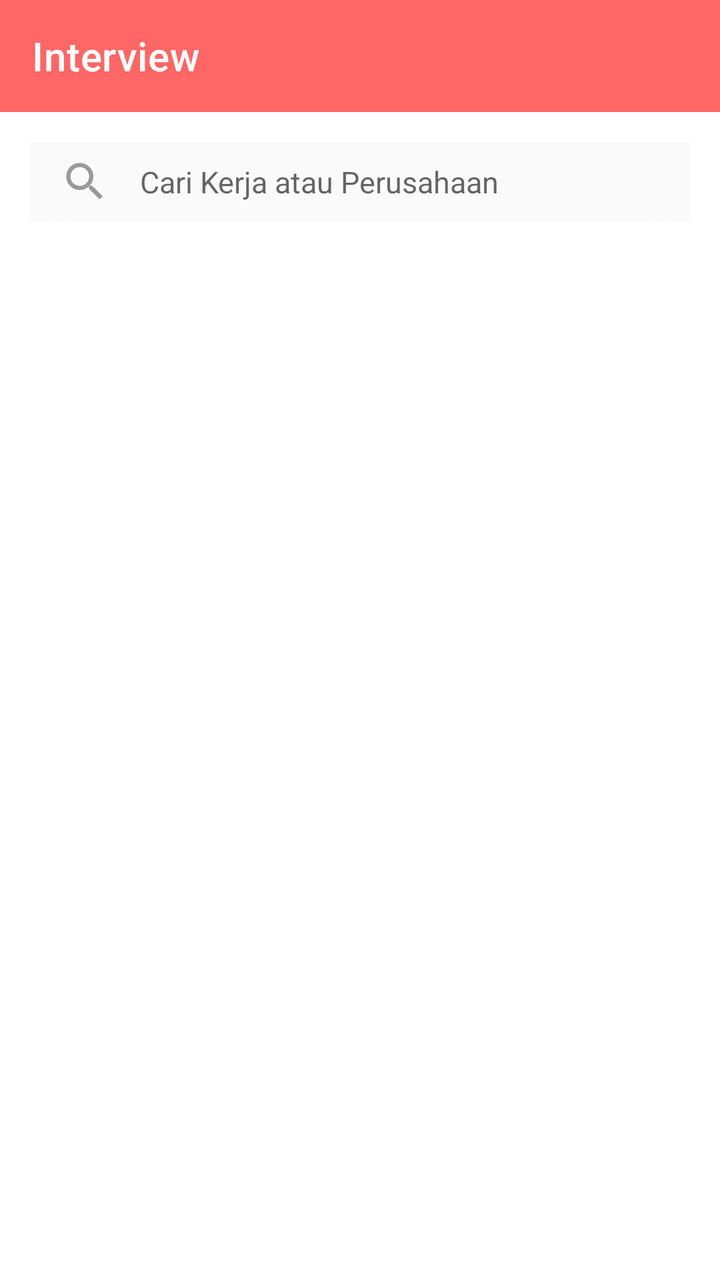
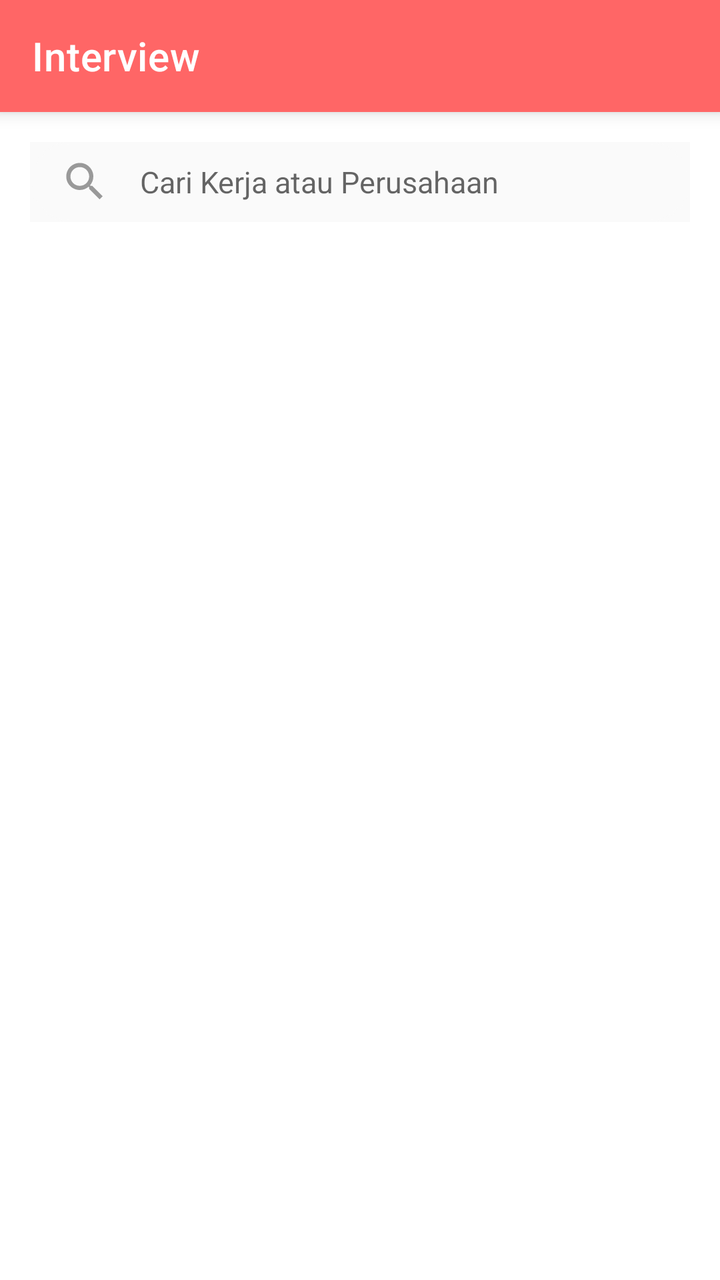

Before-and-after screenshots of an Android layout around one commit, followed by the original layout XML and the change that was made.
<!-- AndroidManifest.xml: application theme Theme.Kerjaloka -->
<!-- res/layout/fragment_interview.xml -->
<?xml version="1.0" encoding="utf-8"?>
<FrameLayout xmlns:android="http://schemas.android.com/apk/res/android"
    xmlns:tools="http://schemas.android.com/tools"
    android:layout_width="match_parent"
    android:id="@+id/fragment_interview"
    android:layout_height="match_parent"
    xmlns:app="http://schemas.android.com/apk/res-auto"
    tools:context=".ui.InterviewPage.InterviewPage"
    >
    <LinearLayout
        android:layout_width="match_parent"
        android:layout_height="match_parent"
        android:orientation="vertical">
    <com.google.android.material.appbar.MaterialToolbar
        android:id="@+id/mainToolbar"
        android:layout_width="match_parent"
        android:layout_height="?attr/actionBarSize"
        app:titleTextColor="@color/white"
        android:background="#FF6666"
        app:title="Interview"/>

    <LinearLayout
        android:layout_width="match_parent"
        android:layout_height="match_parent"
        android:padding="15dp"
        android:orientation="vertical">
        <include
            android:id="@+id/search"
            layout="@layout/search_component"
            />

        <androidx.recyclerview.widget.RecyclerView
            android:layout_marginTop="10dp"
            android:id="@+id/recyclerView"
            android:layout_width="match_parent"
            android:layout_height="match_parent"
            tools:listitem="@layout/message_section" />
    </LinearLayout>
    </LinearLayout>
</FrameLayout>
<!-- res/layout/search_component.xml (included above) -->
<?xml version="1.0" encoding="utf-8"?>
<LinearLayout xmlns:android="http://schemas.android.com/apk/res/android"
    xmlns:tools="http://schemas.android.com/tools"
    android:layout_width="match_parent"
    android:layout_height="wrap_content"
    android:background="#FAFAFA"
    >
                <LinearLayout
                    android:id="@+id/btn_search"
                    android:layout_width="0dp"
                    android:layout_height="40dp"
                    android:layout_weight="1"
                    android:clickable="true"
                    android:focusable="true"
                    android:gravity="center_vertical"
                    android:background="@drawable/round_background"
                    android:orientation="horizontal">

                    <ImageView
                        android:layout_width="25dp"
                        android:layout_height="25dp"
                        android:layout_marginHorizontal="15dp"
                        android:src="@drawable/ic_search"
                        tools:ignore="ContentDescription" />

                    <EditText
                        android:layout_width="0dp"
                        android:layout_weight="0.8"
                        android:textSize="15dp"
                        android:background="@null"
                        android:layout_height="match_parent"
                        android:layout_gravity="center_horizontal"
                        android:hint="@string/search_placeholder" />
                </LinearLayout>
</LinearLayout>
<!-- res/layout/message_section.xml (included above) -->
<?xml version="1.0" encoding="utf-8"?>
<LinearLayout xmlns:android="http://schemas.android.com/apk/res/android"
    android:layout_width="match_parent"
    xmlns:app="http://schemas.android.com/apk/res-auto"
    android:paddingHorizontal="10dp"
    android:layout_height="50dp"
    android:layout_marginVertical="15dp"
    android:clickable="true"
    android:id="@+id/section_container"
    android:orientation="horizontal">
    <androidx.cardview.widget.CardView
        android:layout_width="50dp"
        android:layout_height="50dp"
        android:layout_marginRight="15dp"
        app:cardElevation="0dp"
        app:cardCornerRadius="100dp"
        >
    <ImageView
        android:layout_width="match_parent"
        android:layout_height="match_parent"
        android:id="@+id/userPhoto"
        android:src="@drawable/kerjaloka_logo_small"
        android:scaleType="centerInside"
        />
    </androidx.cardview.widget.CardView>
    <LinearLayout
        android:layout_width="0dp"
        android:layout_weight="1"
        android:layout_height="match_parent"
        android:orientation="vertical">
        <TextView
            android:layout_width="wrap_content"
            android:layout_height="wrap_content"
            android:id="@+id/sectionName"
            android:text="PT. Cipta Kerja Arunika Nusantara"
            android:textSize="15dp"
            android:ellipsize="end"
            android:singleLine="true"
            android:textColor="@color/black"
            android:fontFamily="@font/poppins_semibold"
            />
        <TextView
            android:layout_width="wrap_content"
            android:id="@+id/lastMessage"
            android:layout_height="wrap_content"
            android:text="Selamat Pagi, terima kasih telah melamar di kerjaloka"
            android:textSize="12dp"
            android:fontFamily="@font/poppins"
            android:ellipsize="end"
            android:singleLine="true"
            android:textFontWeight="500"
            />
    </LinearLayout>
    <LinearLayout
        android:layout_width="wrap_content"
        android:layout_height="match_parent"
        android:gravity="right"
        android:orientation="vertical">
        <TextView
            android:layout_width="50dp"
            android:id="@+id/lastMessageOn"
            android:layout_height="18dp"
            android:layout_marginBottom="5dp"
            android:text="17:47"
            android:textSize="12dp"
            android:fontFamily="@font/poppins"
            android:textAlignment="textEnd"/>
        <TextView
            android:id="@+id/not_read"
            android:layout_width="25dp"
            android:layout_height="20dp"
            android:paddingTop="2dp"
            android:fontFamily="@font/poppins"
            android:textColor="@color/white"
            android:gravity="center"
            android:textAlignment="center"
            android:textSize="10dp"
            android:textFontWeight="700"
            android:ellipsize="end"
            android:singleLine="true"
            android:background="@drawable/text_rounded"
            android:text="15"/>

    </LinearLayout>
</LinearLayout>
<!-- resources referenced by this layout -->
<resources>
  <color name="black">#FF000000</color>
  <color name="white">#FFFFFFFF</color>
  <!-- drawable ic_search (drawable) -->
  <vector android:height="24dp" android:tint="@color/trueGray_50"
      android:viewportHeight="24" android:viewportWidth="24"
      android:width="24dp" xmlns:android="http://schemas.android.com/apk/res/android">
      <path android:fillColor="@android:color/white" android:pathData="M15.5,14h-0.79l-0.28,-0.27C15.41,12.59 16,11.11 16,9.5 16,5.91 13.09,3 9.5,3S3,5.91 3,9.5 5.91,16 9.5,16c1.61,0 3.09,-0.59 4.23,-1.57l0.27,0.28v0.79l5,4.99L20.49,19l-4.99,-5zM9.5,14C7.01,14 5,11.99 5,9.5S7.01,5 9.5,5 14,7.01 14,9.5 11.99,14 9.5,14z"/>
  </vector>
  <!-- drawable kerjaloka_logo_small: png bitmap (drawable, 9204 bytes) -->
  <!-- drawable round_background (drawable) -->
  <shape
      xmlns:android="http://schemas.android.com/apk/res/android"
      android:shape="rectangle">
  
      <corners android:radius="100dp" />
      <solid android:color="#FAFAFA" />
      <stroke
          android:width="1dip"
          android:color="#FAFAFA" />
  </shape>
  <!-- drawable text_rounded (drawable) -->
  <?xml version="1.0" encoding="utf-8"?>
  <shape xmlns:android="http://schemas.android.com/apk/res/android">
      <size android:height="60dp" android:width="60dp" />
      <corners android:radius="1000dp"/>
      <solid android:color="@color/danger_500" />
  </shape>
  <string name="search_placeholder">Cari Kerja atau Perusahaan </string>
  <style name="Theme.Kerjaloka" parent="Theme.MaterialComponents.DayNight.NoActionBar">
          
          <item name="colorPrimary">@color/danger_500</item>
          <item name="colorPrimaryVariant">@color/danger_500</item>
          <item name="colorOnPrimary">@color/white</item>
          
          <item name="colorSecondary">@color/danger_500</item>
          <item name="colorSecondaryVariant">@color/danger_500</item>
          <item name="colorOnSecondary">@color/black</item>
          
          <item name="android:statusBarColor" tools:targetApi="l">?attr/colorPrimaryVariant</item>
          
  
      </style>
  <color name="trueGray_50">#999999</color>
  <color name="danger_500">#FF6666</color>
</resources>

<!-- the commit's change to res/layout/fragment_interview.xml (unified diff, before → after) -->
@@ -17,6 +17,7 @@
         android:layout_height="?attr/actionBarSize"
         app:titleTextColor="@color/white"
         android:background="#FF6666"
+        android:elevation="5dp"
         app:title="Interview"/>
 
     <LinearLayout
